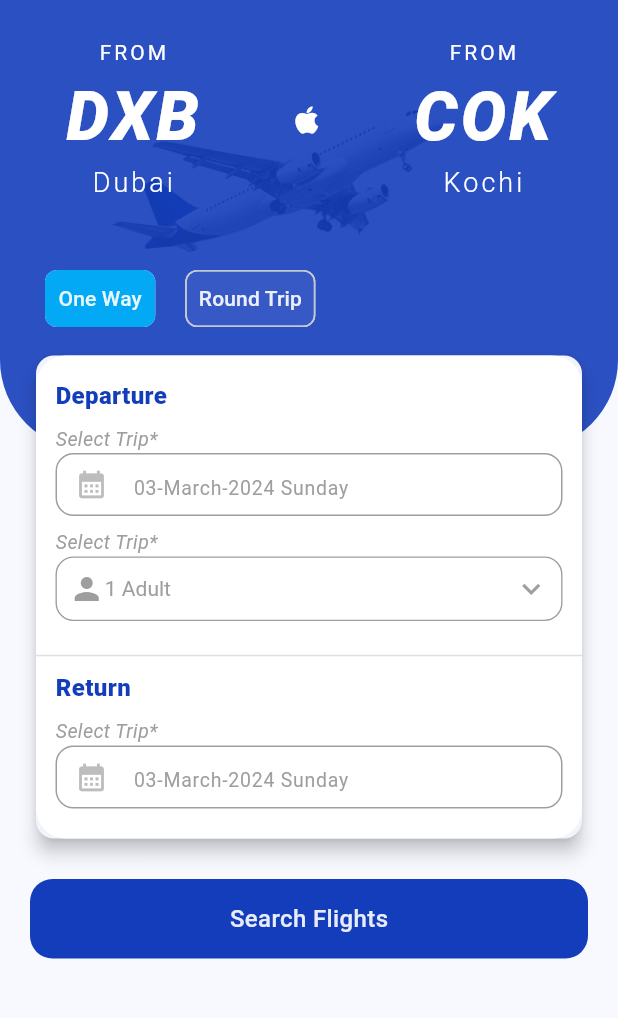
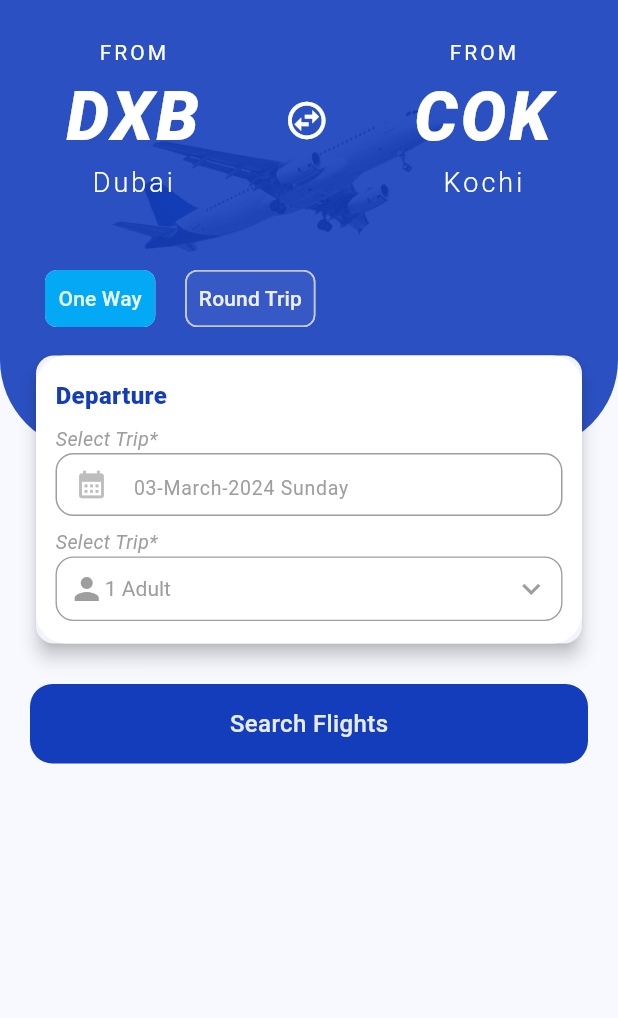
Before and after one commit to saninthottungal/fairFlights, a Flutter app: the screen it shows after launch, on a phone screen of 412 x 824 dp, the part 156-1174 px from its top. Run offline on Flutter 3.47's test engine with Material 3 defaults, Android fonts, the light colour scheme and no system bars; our stand-ins replace easy_date_timeline, google_fonts; missing offline and left inert: paged_vertical_calendar.

Commit message:
visibilty added to return

```diff
--- a/lib/Screens/ScreenHome/Widgets/InputsWidget.dart
+++ b/lib/Screens/ScreenHome/Widgets/InputsWidget.dart
@@ -24,7 +24,11 @@
             mainAxisAlignment: MainAxisAlignment.spaceAround,
             children: [
               const FromToColumn(cityCode: 'DXB', cityName: "Dubai"),
-              IconButton(onPressed: () {}, icon: const Icon(Icons.apple)),
+              IconButton(
+                onPressed: () {},
+                icon: const Icon(Icons.swap_horizontal_circle_outlined),
+                iconSize: 30,
+              ),
               const FromToColumn(cityCode: "COK", cityName: 'Kochi'),
             ],
           ),
@@ -114,6 +118,10 @@
                       ],
                     ),
                   ),
+                  Visibility(
+                    visible: !Provider.of<ChoiceProvider>(context).isOneWay,
+                    child: Column(
+                      children: [
                         Divider(
                           color: Colors.grey[300],
                         ),
@@ -142,12 +150,16 @@
                                 onTap: () {
                                   Navigator.of(context).push(
                                     MaterialPageRoute(
-                                builder: (context) => const ScreenCalendar(),
+                                      builder: (context) =>
+                                          const ScreenCalendar(),
                                     ),
                                   );
                                 },
                               ),
                               const SizedBox(height: 18),
+                            ],
+                          ),
+                        ),
                       ],
                     ),
                   ),
```
Lines whose indentation alone changed are shown as unchanged.
